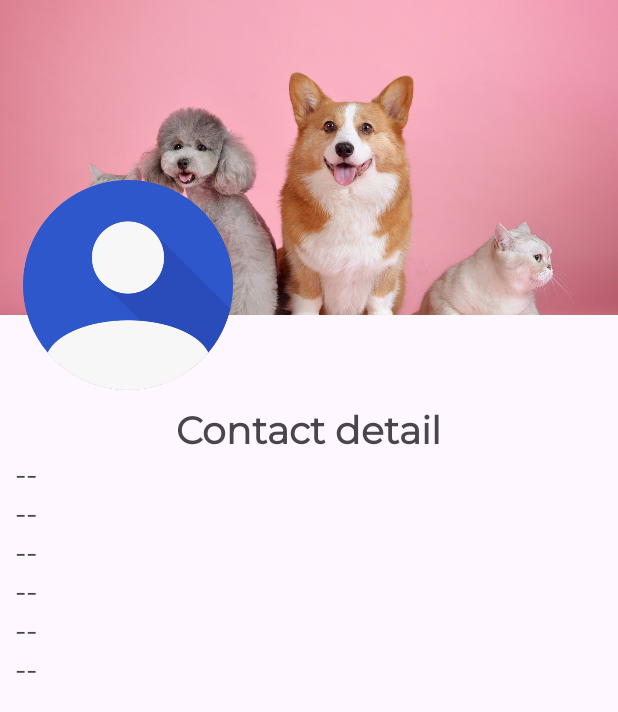
After one commit to jamirou/Personal_Schedule, an Android app: the layout activity_detail_contact.xml on its own in the app's theme, with its tools: preview values and no code run, on a phone screen of 412 x 824 dp. The commit adds this screen. Shown: the top 712 px of the screen. Run offline under Robolectric (Android 15) with nearby library versions, the phone set to English and light mode, and no system bars.

Commit message:
Recuperar y visualizar informacion del contacto anadido. Detai_Contact_Activity

```diff
--- a/app/src/main/AndroidManifest.xml
+++ b/app/src/main/AndroidManifest.xml
@@ -21,6 +21,10 @@
         android:supportsRtl="true"
         android:theme="@style/Theme.Agenda_Online"
         tools:targetApi="31">
+        <activity
+            android:name=".Contacts.Detail_Contact_Activity"
+            android:exported="false"
+            android:theme="@style/AppTheme" />
         <activity
             android:name=".Contacts.Add_Contact_Activity"
             android:exported="false"
--- /dev/null
+++ b/app/src/main/res/layout/activity_detail_contact.xml
@@ -0,0 +1,121 @@
+<?xml version="1.0" encoding="utf-8"?>
+<ScrollView xmlns:android="http://schemas.android.com/apk/res/android"
+    xmlns:app="http://schemas.android.com/apk/res-auto"
+    xmlns:tools="http://schemas.android.com/tools"
+    android:layout_width="match_parent"
+    android:layout_height="match_parent"
+    tools:context=".Contacts.Detail_Contact_Activity">
+
+    <androidx.appcompat.widget.LinearLayoutCompat
+        android:layout_width="match_parent"
+        android:layout_height="wrap_content"
+        android:orientation="vertical">
+
+        <RelativeLayout
+            android:layout_width="match_parent"
+            android:layout_height="wrap_content"
+            android:gravity="center">
+            <!--BACKGROUND CONTACT-->
+            <androidx.appcompat.widget.AppCompatImageView
+                android:layout_width="match_parent"
+                android:layout_height="210dp"
+                android:scaleType="centerCrop"
+                android:src="@drawable/background_contact" />
+
+            <androidx.appcompat.widget.AppCompatImageView
+                android:id="@+id/Image_Contact_D"
+                android:layout_width="140dp"
+                android:layout_height="140dp"
+                android:layout_marginStart="15dp"
+                android:layout_marginTop="120dp"
+                android:scaleType="centerCrop"
+                android:src="@drawable/contactuser" />
+
+        </RelativeLayout>
+
+        <androidx.appcompat.widget.LinearLayoutCompat
+            android:layout_width="match_parent"
+            android:layout_height="wrap_content"
+            android:orientation="vertical"
+            android:padding="10dp">
+
+            <TextView
+                android:layout_width="wrap_content"
+                android:layout_height="wrap_content"
+                android:text="@string/Detail_ContactTXT"
+                android:textSize="25sp"
+                android:textStyle="bold"
+                android:layout_gravity="center"
+                android:fontFamily="@font/nunitosans"/>
+
+            <TextView
+                android:id="@+id/Id_Contact_D"
+                android:layout_width="wrap_content"
+                android:layout_height="wrap_content"
+                android:visibility="gone"
+                android:fontFamily="@font/nunitosans"
+                android:text="@string/Id_Contact_D" />
+
+            <TextView
+                android:id="@+id/Uid_User_D"
+                android:layout_width="wrap_content"
+                android:layout_height="wrap_content"
+                android:visibility="gone"
+                android:fontFamily="@font/nunitosans"
+                android:text="@string/Uid_User_D" />
+
+            <TextView
+                android:id="@+id/Name_Contact_D"
+                android:layout_width="wrap_content"
+                android:textSize="20sp"
+                android:layout_height="wrap_content"
+                android:fontFamily="@font/nunitosans"
+                android:text="@string/Name_Contact_D" />
+
+            <TextView
+                android:id="@+id/Lastname_Contact_D"
+                android:layout_width="wrap_content"
+                android:textSize="20sp"
+                android:layout_height="wrap_content"
+                android:fontFamily="@font/nunitosans"
+                android:text="@string/Lastname_Contact_D" />
+
+            <TextView
+                android:id="@+id/Mail_Contact_D"
+                android:layout_width="wrap_content"
+                android:layout_height="wrap_content"
+                android:textSize="20sp"
+                android:fontFamily="@font/nunitosans"
+                android:text="@string/Mail_Contact_D" />
+
+            <TextView
+                android:id="@+id/Age_Contact_D"
+                android:layout_width="wrap_content"
+                android:layout_height="wrap_content"
+                android:textSize="20sp"
+                android:fontFamily="@font/nunitosans"
+                android:text="@string/Age_Contact_D" />
+
+            <TextView
+                android:id="@+id/Phone_Contact_D"
+                android:layout_width="wrap_content"
+                android:textSize="20sp"
+                android:layout_height="wrap_content"
+                android:fontFamily="@font/nunitosans"
+                android:text="@string/Phone_Contact_D" />
+
+            <TextView
+                android:id="@+id/Home_Contact_D"
+                android:layout_width="wrap_content"
+                android:layout_height="wrap_content"
+                android:textSize="20sp"
+                android:fontFamily="@font/nunitosans"
+                android:text="@string/Home_Contact_D" />
+
+
+        </androidx.appcompat.widget.LinearLayoutCompat>
+
+
+    </androidx.appcompat.widget.LinearLayoutCompat>
+
+</ScrollView>
--- a/app/src/main/res/values/strings.xml
+++ b/app/src/main/res/values/strings.xml
@@ -164,7 +164,7 @@
     <string name="Home_Profile">Home</string>
     <string name="College_Profile">College</string>
     <string name="Profession_Profile">Profession</string>
-    <string name="Save_Data">Save data</string>
+    <string name="Save_Data">Save</string>
     <string name="Birthdate_Profile">Birthdate</string>
 
     <string name="BtnChooseImage">Select Image</string>
@@ -187,4 +187,16 @@
     <string name="Age_C">Age</string>
     <string name="Home_C">Home</string>
     <string name="Btn_Save_Contact">Save contact</string>
+
+    <!--    CONTACT DETAIL-->
+    <string name="Id_Contact_D"> -- </string>
+    <string name="Uid_User_D"> -- </string>
+    <string name="Name_Contact_D"> -- </string>
+    <string name="Lastname_Contact_D"> -- </string>
+    <string name="Mail_Contact_D"> -- </string>
+    <string name="Age_Contact_D"> -- </string>
+    <string name="Phone_Contact_D"> -- </string>
+    <string name="Home_Contact_D"> -- </string>
+    <string name="Btn_UpdateContact_D"> -- </string>
+    <string name="Detail_ContactTXT">Contact detail</string>
 </resources>
```
Also changed, not shown: app/src/main/java/com/jamirodev/agenda_online/Contacts/Detail_Contact_Activity.java (added, +92 -0 lines), app/src/main/java/com/jamirodev/agenda_online/Contacts/List_Contacts_Activity.java (+23 -1 lines), app/src/main/res/layout/activity_add_contact.xml (+7 -7 lines), app/src/main/res/drawable/background_contact.png (added).
